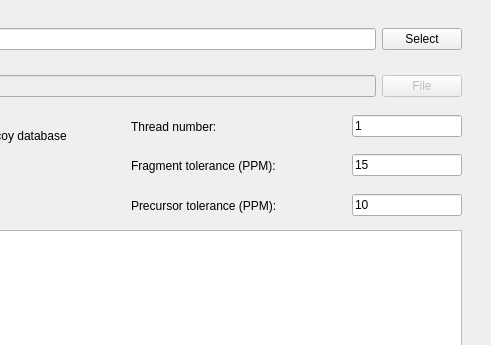
Old version of the form src/gui/topindex/topindexdialog.ui in the repository toppic-suite/toppic-suite; both pictures show x 429 to 920 and y 0 to 345 of the 920 by 522 pixel window.
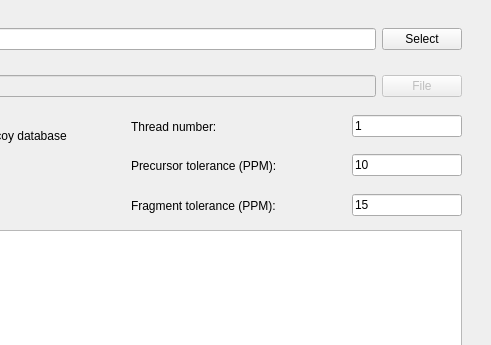
New version of the form. Icons and pictures are not drawn.

Commit message:
GUIs: put the precursor tolerance before the fragment tolerance
Swap the two rows: precursor left of fragment in toppic_gui, above it in
topmg_gui and topindex_gui.

```diff
--- a/src/gui/topindex/topindexdialog.ui
+++ b/src/gui/topindex/topindexdialog.ui
@@ -291,7 +291,7 @@
       <property name="geometry">
        <rect>
         <x>560</x>
-        <y>190</y>
+      <y>150</y>
         <width>331</width>
         <height>31</height>
        </rect>
@@ -344,7 +344,7 @@
     <property name="geometry">
      <rect>
       <x>560</x>
-      <y>150</y>
+        <y>190</y>
       <width>331</width>
       <height>31</height>
      </rect>
```
Lines whose indentation alone changed are shown as unchanged. The commit also changes 2 other files.
